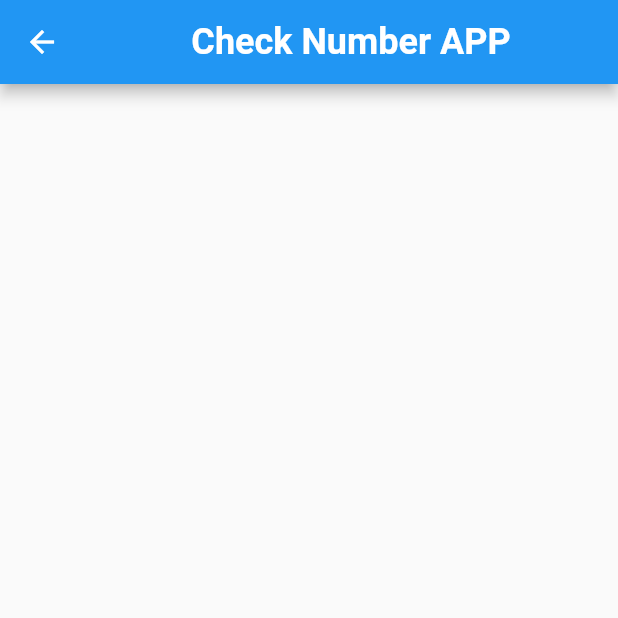
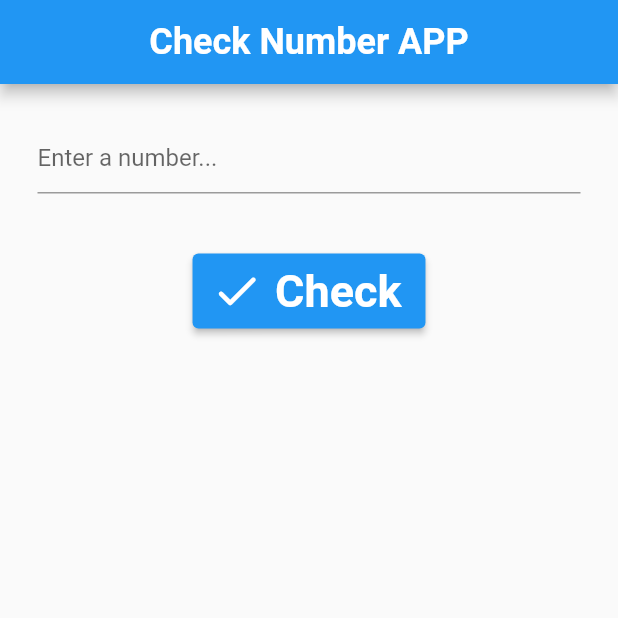
Before and after one commit to dragos4161/GAD_DragosDIMA, a Flutter app: the CheckNumber screen opened directly, on a phone screen of 412 x 824 dp, the top half of it. Run offline on Flutter 3.47's test engine with Material 2 defaults, Android fonts, the light colour scheme and no system bars.

Commit message:
Added button

```diff
--- a/lib/main.dart
+++ b/lib/main.dart
@@ -1,5 +1,6 @@
 import 'package:flutter/material.dart';
-import 'package:gad_tema2/meeting2/conversion_app.dart';
+//import 'package:gad_tema2/meeting2/conversion_app.dart';
+import 'package:gad_tema2/meeting3/check_number.dart';
 
 void main() {
   runApp(const MyApp());
@@ -12,7 +13,7 @@ class MyApp extends StatelessWidget {
   Widget build(BuildContext context) {
     return const MaterialApp(
       debugShowCheckedModeBanner: false,
-      home: ConversionApp(),
+      home: CheckNumber(),
     );
   }
 }
--- a/lib/meeting3/check_file.dart
+++ /dev/null
@@ -1,28 +0,0 @@
-import 'package:flutter/material.dart';
-
-class CheckNumber extends StatefulWidget {
-  const CheckNumber({super.key});
-
-  @override
-  State<CheckNumber> createState() => _CheckNumberState();
-}
-
-class _CheckNumberState extends State<CheckNumber> {
-  @override
-  Widget build(BuildContext context) {
-    return Scaffold(
-      appBar: AppBar(
-        title: const Center(
-          child: Text(
-            'Check Number APP',
-            style: TextStyle(
-              fontSize: 24,
-              fontWeight: FontWeight.bold,
-              color: Colors.white,
-            ),
-          ),
-        ),
-      ),
-    );
-  }
-}
--- /dev/null
+++ b/lib/meeting3/check_number.dart
@@ -0,0 +1,78 @@
+import 'package:flutter/material.dart';
+
+class CheckNumber extends StatefulWidget {
+  const CheckNumber({super.key});
+
+  @override
+  State<CheckNumber> createState() => _CheckNumberState();
+}
+
+class _CheckNumberState extends State<CheckNumber> {
+  final TextEditingController _inputController = TextEditingController();
+
+  int? inputNumber;
+
+  String? notNumberMessage;
+
+  String displayMessage = 'Nothing';
+
+  String message = 'Enter a number!';
+
+  int? integerSqrt;
+
+  @override
+  Widget build(BuildContext context) {
+    return Scaffold(
+      appBar: AppBar(
+        title: const Center(
+          child: Text(
+            'Check Number APP',
+            style: TextStyle(
+              fontSize: 24,
+              fontWeight: FontWeight.bold,
+              color: Colors.white,
+            ),
+          ),
+        ),
+      ),
+      body: Padding(
+        padding: const EdgeInsets.all(25),
+        child: Column(
+          children: <Widget>[
+            TextField(
+              controller: _inputController,
+              keyboardType: TextInputType.number,
+              decoration: InputDecoration(
+                errorText: notNumberMessage,
+                hintText: 'Enter a number...',
+              ),
+            ),
+            const SizedBox(
+              height: 40,
+            ),
+            ElevatedButton.icon(
+              style: const ButtonStyle(
+                minimumSize: MaterialStatePropertyAll<Size>(Size(100, 50)),
+              ),
+              onPressed: () {},
+              icon: const Icon(
+                Icons.check_rounded,
+                size: 35,
+              ),
+              label: const Text(
+                'Check',
+                style: TextStyle(
+                  fontSize: 30,
+                  fontWeight: FontWeight.bold,
+                ),
+              ),
+            ),
+            const SizedBox(
+              height: 40,
+            ),
+          ],
+        ),
+      ),
+    );
+  }
+}
```
